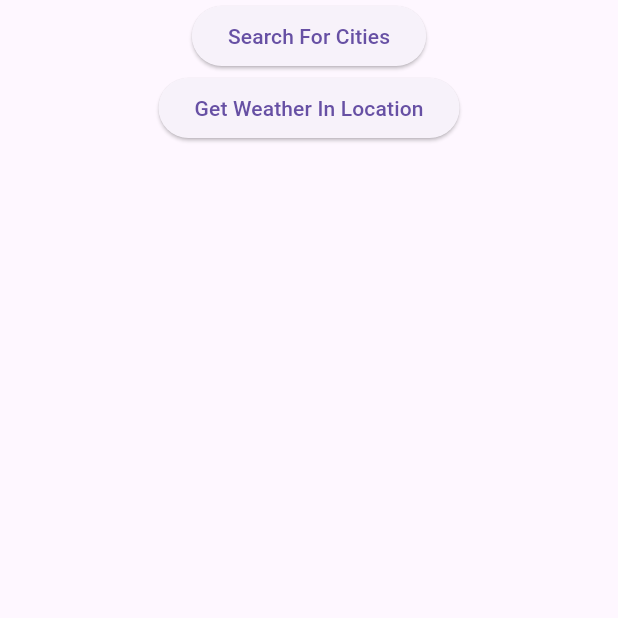
After one commit to DivCentennial/MAPD722-W25, a Flutter app: the screen it shows after launch, after a tap on "Get Weather In Location", on a phone screen of 412 x 824 dp, the top half of it. The commit adds this screen. Run offline on Flutter 3.47's test engine with Material 3 defaults, Android fonts, the phone set to English and light mode, and no system bars; our stand-ins replace geolocator, google_maps_flutter, image_picker, sqflite, video_player; missing offline and left inert: dart:ffi; accounts and stored records are empty; network calls fail.

Commit message:
Week10-Weather App With Location and Google Map

```diff
--- /dev/null
+++ b/Week9/weather_app/lib/LocationManager.dart
@@ -0,0 +1,28 @@
+import 'package:geolocator/geolocator.dart';
+import 'package:flutter/material.dart';
+
+class LocationManager {
+  Future<Position> getCurrentLocation() async {
+    bool serviceEnabled;
+    LocationPermission permission;
+
+    // Test if location services are enabled.
+    serviceEnabled = await Geolocator.isLocationServiceEnabled();
+    if (!serviceEnabled) {
+      return Future.error('Location services are disabled.');
+    }
+
+    permission = await Geolocator.checkPermission();
+    if (permission == LocationPermission.denied) {
+      permission = await Geolocator.requestPermission();
+      if (permission == LocationPermission.denied) {
+        return Future.error('Location permissions are denied');
+      }
+    }
+    if (permission == LocationPermission.deniedForever) {
+      return Future.error(
+          'Location permissions are permanently denied, we cannot request permissions.');
+    }
+    return await Geolocator.getCurrentPosition();
+  }
+}
--- /dev/null
+++ b/Week9/weather_app/lib/MainMenuScreen.dart
@@ -0,0 +1,38 @@
+import 'package:flutter/material.dart';
+import 'package:weather_app/LocationManager.dart';
+
+class MainMenuScreen extends StatelessWidget {
+  void goToSearchScreen(BuildContext context) {
+    Navigator.pushNamed(context, '/search');
+  }
+
+  Future<void> goToWeatherInLocation(BuildContext context) async {
+    var position = await LocationManager().getCurrentLocation();
+    print(position.latitude);
+    print(position.longitude);
+    // ignore: use_build_context_synchronously
+    Navigator.pushNamed(context, '/weather',
+        arguments: [2, "", position.longitude, position.latitude]);
+  }
+
+  @override
+  Widget build(BuildContext context) {
+    return Scaffold(
+      body: Center(
+          child: Column(
+        children: [
+          ElevatedButton(
+              onPressed: () {
+                goToSearchScreen(context);
+              },
+              child: const Text("Search For Cities")),
+          ElevatedButton(
+              onPressed: () {
+                goToWeatherInLocation(context);
+              },
+              child: const Text("Get Weather In Location")),
+        ],
+      )),
+    );
+  }
+}
--- a/Week9/weather_app/lib/NetworkingManager.dart
+++ b/Week9/weather_app/lib/NetworkingManager.dart
@@ -18,7 +18,7 @@ class NetworkingManager {
 
   Future<WeatherModel> getWeather(String cityName) async {
     http.Response response = await http.get(Uri.parse(
-        'https://api.openweathermap.org/data/2.5/weather?q=$cityName&appid="Get your own key"&units=metric'));
+        'https://api.openweathermap.org/data/2.5/weather?q=$cityName&appid=071c3ffca10be01d334505630d2c1a9c&units=metric'));
     if (response.statusCode == 200) {
       var jsonObj = jsonDecode(response.body);
       var temp = jsonObj['main']['temp'] as double;
@@ -30,4 +30,20 @@ class NetworkingManager {
       return WeatherModel(cityName, 0, "", "No Result", 0.0);
     }
   }
+
+  Future<WeatherModel> getWeatherDataBasedOnLocation(
+      double lon, double lat) async {
+    http.Response response = await http.get(Uri.parse(
+        'https://api.openweathermap.org/data/2.5/weather?lat=$lat&lon=$lon&appid=071c3ffca10be01d334505630d2c1a9c&units=metric'));
+    if (response.statusCode == 200) {
+      var jsonObj = jsonDecode(response.body);
+      var temp = jsonObj['main']['temp'] as double;
+      var des = jsonObj['weather'][0]['description'];
+      var icon = jsonObj['weather'][0]['icon'];
+      var humi = jsonObj['main']['humidity'] as int;
+      return WeatherModel("Log $lon - Lat - $lat", humi, icon, des, temp);
+    } else {
+      return WeatherModel("", 0, "", "No Result", 0.0);
+    }
+  }
 }
--- a/Week9/weather_app/lib/citySearchDelegate.dart
+++ b/Week9/weather_app/lib/citySearchDelegate.dart
@@ -58,7 +58,7 @@ class CitySearchDelegate extends SearchDelegate {
                   onTap: () {
                     Navigator.pop(context);
                     Navigator.pushNamed(context, '/weather',
-                        arguments: citiesList[index] as String);
+                        arguments: [1, citiesList[index] as String, 0.0, 0.0]);
                   },
                 ));
       },
--- a/Week9/weather_app/lib/main.dart
+++ b/Week9/weather_app/lib/main.dart
@@ -1,4 +1,5 @@
 import 'package:flutter/material.dart';
+import 'package:weather_app/MainMenuScreen.dart';
 import 'package:weather_app/SearchScreen.dart';
 import 'package:weather_app/WeatherScreen.dart';
 
@@ -14,7 +15,8 @@ class MainApp extends StatelessWidget {
     return MaterialApp(
       title: 'Weather App',
       routes: {
-        '/': (context) => SearchScreen(),
+        '/': (context) => MainMenuScreen(),
+        '/search': (context) => SearchScreen(),
         '/weather': (context) => WeatherScreen()
       },
     );
--- a/Week9/weather_app/pubspec.yaml
+++ b/Week9/weather_app/pubspec.yaml
@@ -10,6 +10,8 @@ dependencies:
   flutter:
     sdk: flutter
   http: ^1.2.0
+  geolocator: ^11.0.0
+  google_maps_flutter: ^2.5.0
 dev_dependencies:
   flutter_test:
     sdk: flutter
```
Also changed, not shown: Week9/weather_app/lib/WeatherScreen.dart (+47 -4 lines), Week9/weather_app/pubspec.lock, 17 other files.
